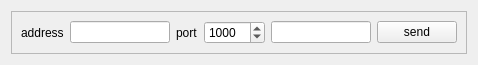
Old version of the form Qt/my_old_programm/Ethernet/TCP_Client/src/tcp_client_mainbox/ui/tcp_client_mainbox.ui in the repository RinatB2017/mega_GIT.
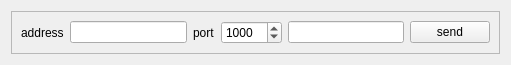
New version of the form.

Diff of the .ui file:
```diff
--- a/Qt/my_old_programm/Ethernet/TCP_Client/src/tcp_client_mainbox/ui/tcp_client_mainbox.ui
+++ b/Qt/my_old_programm/Ethernet/TCP_Client/src/tcp_client_mainbox/ui/tcp_client_mainbox.ui
@@ -6,8 +6,8 @@
    <rect>
     <x>0</x>
     <y>0</y>
-    <width>453</width>
-    <height>49</height>
+    <width>511</width>
+    <height>60</height>
    </rect>
   </property>
   <property name="windowTitle">
```
Left out of the diff: 6 changed lines with no effect on the pictures.
